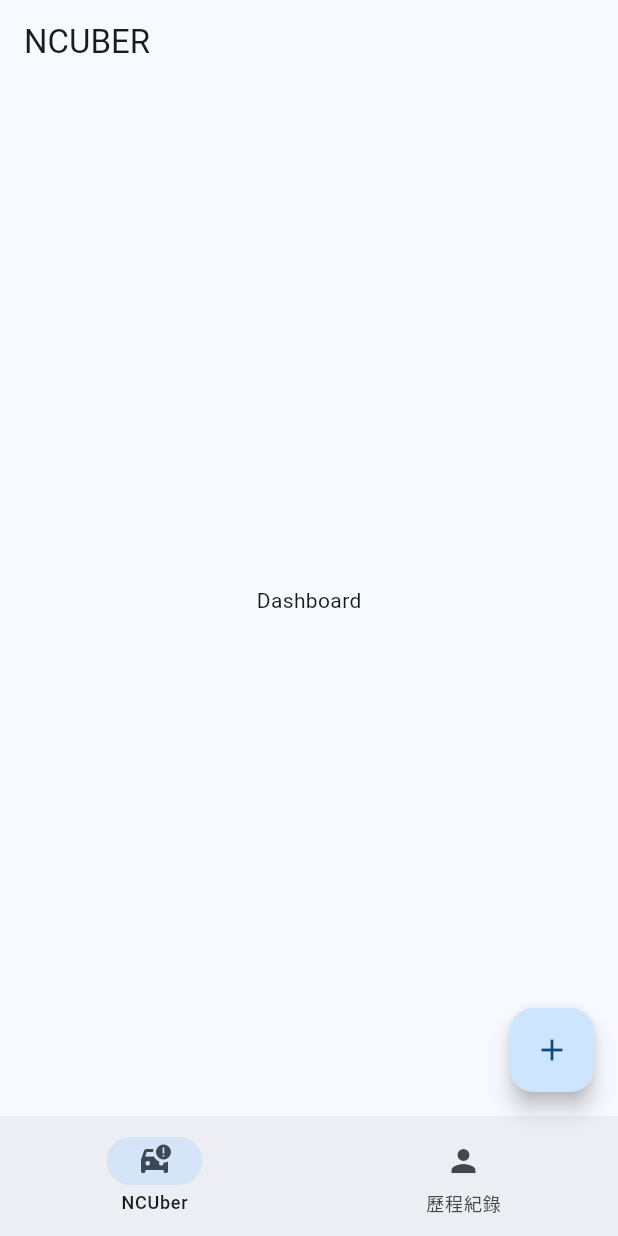
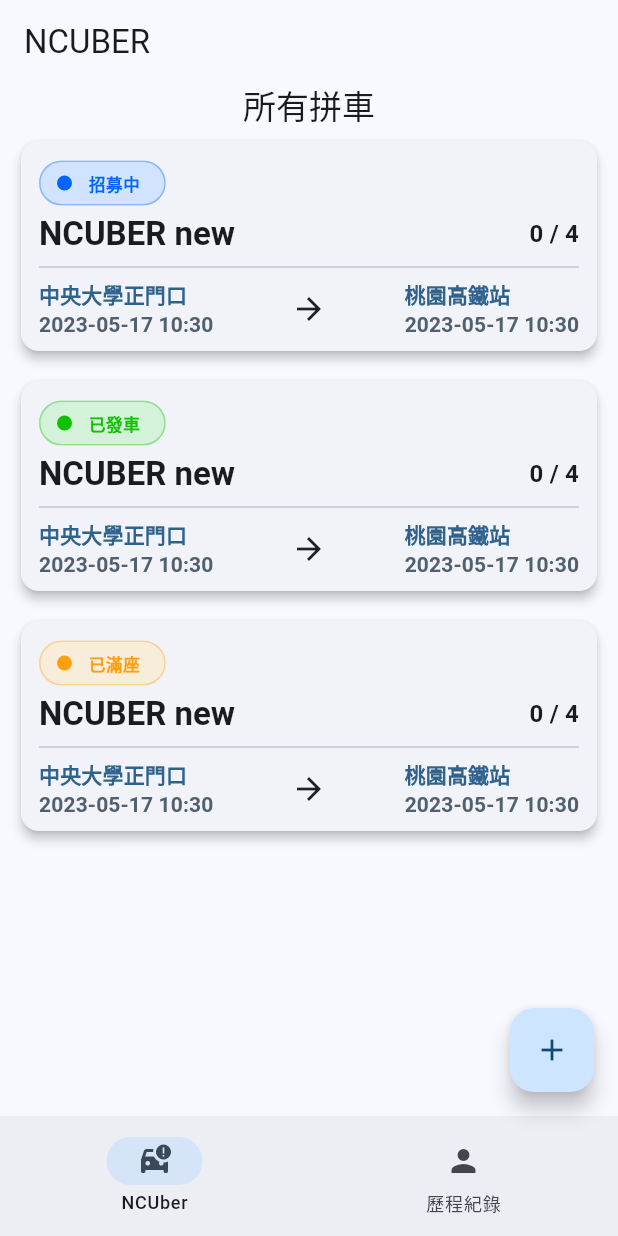
Before and after one commit to quan0715/ncuber, a Flutter app: the DashboardView screen opened by its route, on a phone screen of 412 x 824 dp. Run offline on Flutter 3.47's test engine with Material 2 defaults, Android fonts, the light colour scheme and no system bars; missing offline and left inert: dart:ffi.

Commit message:
card view

```diff
--- a/lib/model/car_model.dart
+++ b/lib/model/car_model.dart
@@ -3,17 +3,72 @@ import 'dart:ffi';
 /// Type: model Class
 /// Descriptions: 併車的(房間)屬性
 /// Author: Staler2019(Github.com)
+
+class CarStatus {
+  /// 併車房間狀態
+  // static String notReady = "招募中";
+  // static String inProgress = "已發車";
+  // static String full = "已滿座";
+  // static String end = "已結束";
+  final String statusName;
+  final int statusColor;
+  const CarStatus({required this.statusName, required this.statusColor});
+  factory CarStatus.notReady() => const CarStatus(
+    statusName: '招募中',
+    statusColor: 0XFF0066FF,
+  );
+  factory CarStatus.inProgress() => const CarStatus(
+    statusName: '已發車',
+    statusColor: 0XFF0FC100,
+  );
+  factory CarStatus.full() => const CarStatus(
+    statusName: '已滿座',
+    statusColor: 0XFFFF9F0F,
+  );
+  factory CarStatus.end() => const CarStatus(
+    statusName: '已結束',
+    statusColor: 0XFFFF2C0F,
+  );
+}
+
 class CarModel {
-  late String roomTitle; // 標題
-  late String status; // 現在狀態
-  late int launchPersonUid; // 發起人uid
-  late String remark; // 備註
-  late DateTime startTime; // 出發時間
-  late String startLoc; // 集合地點
-  late DateTime endTime; // 預期到達時間
-  late String endLoc; // 目的地
-  late int personsNumLimit; // 人數上限
-  late int totalExceptCost; // 搭乘總花費
-  late String genderLimit; // 性別限制
-  late Float ratingStandard; // 乘客最低分數
+  String? roomTitle; // 標題
+  CarStatus? status; // 現在狀態
+  int? launchPersonUid; // 發起人uid
+  String? remark; // 備註
+  DateTime? startTime; // 出發時間
+  String? startLoc; // 集合地點
+  DateTime? endTime; // 預期到達時間
+  String? endLoc; // 目的地
+  int? personsNumLimit; // 人數上限
+  int? totalExceptCost; // 搭乘總花費
+  String? genderLimit; // 性別限制
+  Float? ratingStandard; // 乘客最低分數
+  CarModel(
+      {this.roomTitle,
+      this.status,
+      this.launchPersonUid,
+      this.remark,
+      this.startTime,
+      this.startLoc,
+      this.endTime,
+      this.endLoc,
+      this.personsNumLimit,
+      this.totalExceptCost,
+      this.genderLimit,
+      this.ratingStandard});
+  factory CarModel.create(int launchPersonUid) => CarModel(
+        roomTitle: 'NCUBER new',
+        status: CarStatus.notReady(),
+        launchPersonUid: launchPersonUid,
+        remark: '',
+        startTime: DateTime.now(),
+        startLoc: '中央大學正門口',
+        endTime: DateTime.now(),
+        endLoc: '桃園高鐵站',
+        personsNumLimit: 4,
+        totalExceptCost: 0,
+        ratingStandard: const Float(),
+        genderLimit: '',
+      );
 }
--- a/lib/view/dashboard_ncuber.dart
+++ b/lib/view/dashboard_ncuber.dart
@@ -1,12 +1,156 @@
 import 'package:flutter/material.dart';
+import 'package:intl/intl.dart';
+import 'package:ncuber/model/car_model.dart';
+import 'package:ncuber/view/dashboard_view.dart';
+import 'package:provider/provider.dart';
+
+class DashboardViewModel extends ChangeNotifier {
+  List<CarModel> allCarPool = [
+    CarModel.create(1)..status = CarStatus.notReady(),
+    CarModel.create(2)..status = CarStatus.inProgress(),
+    CarModel.create(3)..status = CarStatus.full(),
+  ];
+}
 
 class DashboardNcUber extends StatelessWidget {
-const DashboardNcUber({ Key? key }) : super(key: key);
+  const DashboardNcUber({Key? key}) : super(key: key);
 
   @override
-  Widget build(BuildContext context){
-    return const Center(
-      child: Text('Dashboard'),
+  Widget build(BuildContext context) {
+    return ChangeNotifierProvider<DashboardViewModel>(
+      create: (context) => DashboardViewModel(),
+      child: Consumer<DashboardViewModel>(
+          builder: (context, viewModel, child) => Center(
+                child: Column(
+                  mainAxisAlignment: MainAxisAlignment.center,
+                  children: [
+                    Center(
+                      child: Text('所有拼車',
+                          style: Theme.of(context).textTheme.titleLarge),
+                    ),
+                    viewModel.allCarPool.isEmpty
+                        ? Expanded(
+                            flex: 1,
+                            child: Column(
+                              children: [
+                                const Text('目前沒有任何拼車'),
+                                ElevatedButton(
+                                  onPressed: () {
+                                    Navigator.pushNamed(context, '/create');
+                                  },
+                                  child: const Text('發起拼車'),
+                                ),
+                              ],
+                            ))
+                        : Expanded(
+                            child: ListView.builder(
+                              itemCount: viewModel.allCarPool.length,
+                              itemBuilder: (context, index) {
+                                final carPool = viewModel.allCarPool[index];
+                                return CarPoolCard(carPoolData: carPool);
+                              },
+                            ),
+                          ),
+                  ],
+                ),
+              )),
     );
   }
 }
+
+class CarPoolCard extends StatefulWidget {
+  const CarPoolCard({super.key, required this.carPoolData});
+  final CarModel carPoolData;
+  @override
+  State<CarPoolCard> createState() => _CarPoolCardState();
+}
+
+class _CarPoolCardState extends State<CarPoolCard> {
+  Widget getTimeLocDisplay({required DateTime time, required String loc}) {
+    final formatter = DateFormat('yyyy-MM-dd HH:mm');
+    return Column(
+      mainAxisAlignment: MainAxisAlignment.center,
+      crossAxisAlignment: CrossAxisAlignment.start,
+      children: [
+        Text(loc,
+            style: Theme.of(context).textTheme.labelLarge!.copyWith(
+                fontWeight: FontWeight.bold,
+                color: Theme.of(context).colorScheme.primary)),
+        Text(formatter.format(time),
+            style: Theme.of(context).textTheme.labelLarge!.copyWith(
+                fontWeight: FontWeight.bold,
+                color: Theme.of(context).colorScheme.secondary)),
+      ],
+    );
+  }
+
+  Widget getChip() {
+    Color color = Color(widget.carPoolData.status!.statusColor);
+    return Chip(
+      visualDensity: VisualDensity.compact,
+      backgroundColor: color.withOpacity(0.15),
+      avatar: CircleAvatar(backgroundColor: color, radius: 5,),
+      shape: RoundedRectangleBorder(
+        borderRadius: BorderRadius.circular(20),
+      ),
+      side: BorderSide(color: color.withOpacity(0.2), width: 1),
+      labelStyle: Theme.of(context).textTheme.labelSmall!.copyWith(
+        fontWeight: FontWeight.bold,
+        color: color
+      ),
+      label: Text(widget.carPoolData.status!.statusName));
+  }
+
+  @override
+  Widget build(BuildContext context) {
+    return Padding(
+      padding: const EdgeInsets.symmetric(vertical: 6, horizontal: 10),
+      child: Card(
+        elevation: 3,
+        child: Padding(
+          padding: const EdgeInsets.symmetric(vertical: 8, horizontal: 12),
+          child: Column(
+            mainAxisAlignment: MainAxisAlignment.center,
+            crossAxisAlignment: CrossAxisAlignment.start,
+            children: [
+              getChip(),
+              Row(
+                mainAxisAlignment: MainAxisAlignment.spaceBetween,
+                children: [
+                  // car pool title display
+                  Text(widget.carPoolData.roomTitle ?? '',
+                      style: Theme.of(context)
+                          .textTheme
+                          .titleLarge!
+                          .copyWith(fontWeight: FontWeight.bold)),
+                  // car pool persons num display
+                  Text('0 / ${widget.carPoolData.personsNumLimit}',
+                      style: Theme.of(context)
+                          .textTheme
+                          .titleMedium!
+                          .copyWith(fontWeight: FontWeight.bold)),
+                ],
+              ),
+              const Divider(),
+              // Time display
+              Row(
+                mainAxisAlignment: MainAxisAlignment.spaceBetween,
+                children: [
+                  // car pool start time display
+                  getTimeLocDisplay(
+                      time: widget.carPoolData.startTime!,
+                      loc: widget.carPoolData.startLoc!),
+                  const Icon(Icons.arrow_forward),
+                  // car pool end time display
+                  getTimeLocDisplay(
+                      time: widget.carPoolData.endTime!,
+                      loc: widget.carPoolData.endLoc!),
+                ],
+              ),
+            ],
+          ),
+        ),
+      ),
+    );
+  }
+}
```
Also changed, not shown: pubspec.yaml (+3 -8 lines), assets/empty_list.png (renamed from lib/assets/empty_list.png), pubspec.lock.
